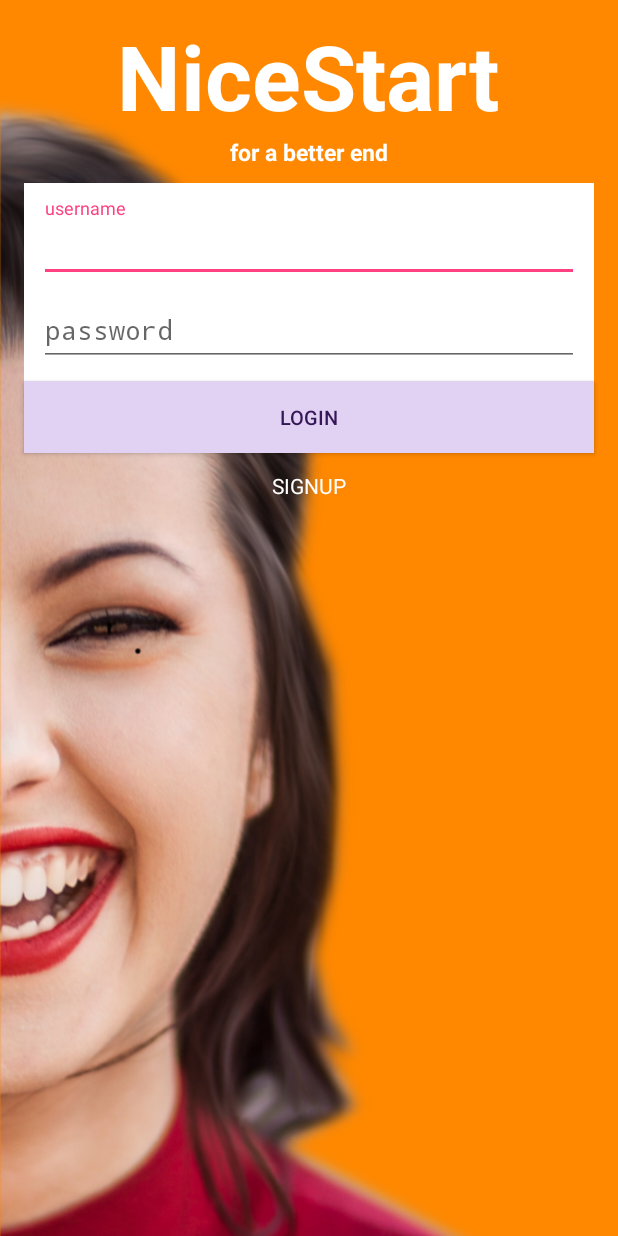
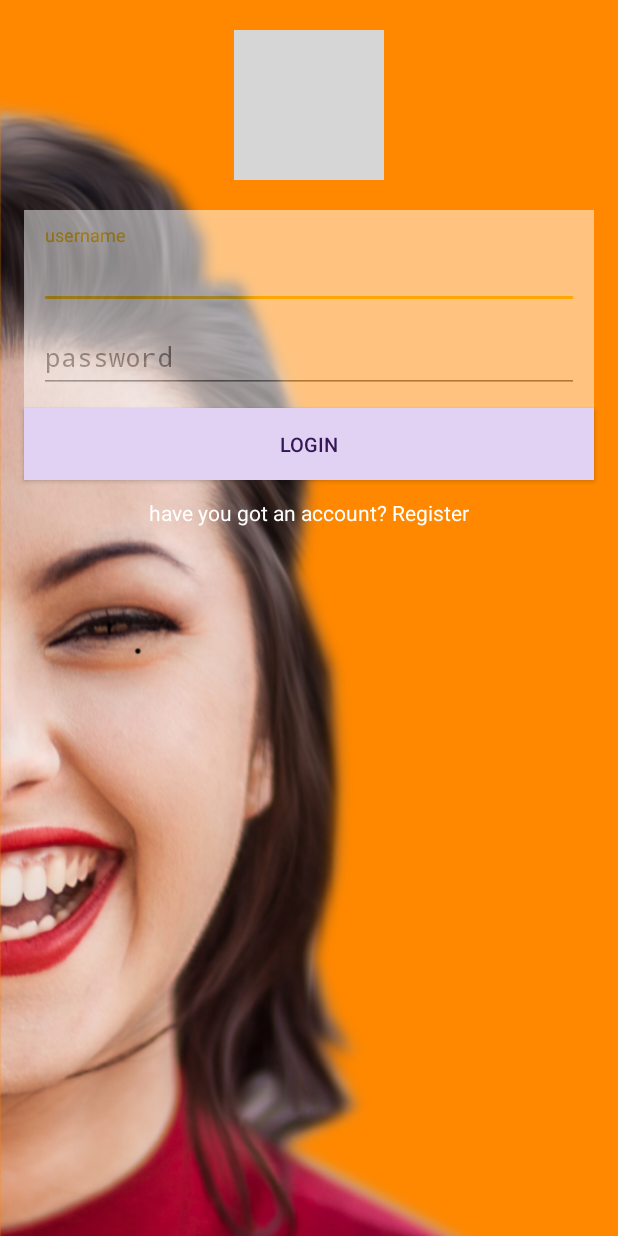
Before and after one commit to KoltX/NiceStart, an Android app: the screen it shows after launch (LoginActivity), on a phone screen of 412 x 824 dp. Run offline under Robolectric (Android 15) with nearby library versions, the phone set to English and light mode, and no system bars; grey boxes are pictures that could not be loaded.

Commit message:
plus logo and fitting

```diff
--- a/app/build.gradle
+++ b/app/build.gradle
@@ -4,7 +4,7 @@ android {
     compileSdkVersion 27
     defaultConfig {
         applicationId "com.ramiro.ernesto.nicestart"
-        minSdkVersion 19
+        minSdkVersion 21
         targetSdkVersion 27
         versionCode 1
         versionName "1.0"
--- a/app/src/main/java/com/ramiro/ernesto/nicestart/SplashScreen.java
+++ b/app/src/main/java/com/ramiro/ernesto/nicestart/SplashScreen.java
@@ -3,8 +3,10 @@ package com.ramiro.ernesto.nicestart;
 import android.app.Activity;
 import android.content.Intent;
 import android.graphics.Typeface;
+import android.os.Build;
 import android.os.Bundle;
 import android.os.Handler;
+import android.support.annotation.RequiresApi;
 import android.view.animation.Animation;
 import android.view.animation.AnimationUtils;
 import android.widget.ImageView;
@@ -16,6 +18,7 @@ import android.widget.TextView;
  */
 
 public class SplashScreen extends Activity {
+    @RequiresApi(api = Build.VERSION_CODES.O)
     @Override
     protected void onCreate(Bundle savedInstanceState) {
         super.onCreate(savedInstanceState);
@@ -25,9 +28,12 @@ public class SplashScreen extends Activity {
         TextView mySubtitle = (TextView)findViewById(R.id.textView4);
         ImageView myImage = (ImageView)findViewById(R.id.imageView);
 
-        // sets a Pretty Custom Font
-        Typeface myFont = Typeface.createFromAsset(getAssets(), "bromello.otf");
-        myTitle.setTypeface(myFont);
+//        // sets a Pretty Custom Font
+//        Typeface myFont = Typeface.createFromAsset(getAssets(), "bromello.otf");
+//        myTitle.setTypeface(myFont);
+
+        Typeface typeface = getResources().getFont(R.font.bromello);
+        myTitle.setTypeface(typeface);
 
         //implements and starts animation
         Animation myanim = AnimationUtils.loadAnimation(this, R.anim.shake);
--- a/app/src/main/res/layout/activity_login.xml
+++ b/app/src/main/res/layout/activity_login.xml
@@ -20,33 +20,35 @@
 
 
 
-    <!--<ImageView-->
-        <!--android:layout_width="100dp"-->
-        <!--android:layout_height="100dp"-->
-        <!--android:src="@drawable/ic_tent"-->
-        <!--android:layout_alignParentTop="true"-->
-        <!--android:layout_centerHorizontal="true"-->
-        <!--android:layout_marginTop="50dp"-->
-        <!--android:id="@+id/imageView" />-->
+    <ImageView
+        android:src="@drawable/ic_tent"
+        android:id="@+id/imageView"
+        android:layout_height="100dp"
+        android:layout_centerHorizontal="true"
+        android:layout_width="100dp"
+        android:layout_alignParentTop="true"
+        android:layout_marginTop="20dp" />
 
-    <TextView
-        android:id="@+id/title"
-        style="@style/AuthTitle"
-        android:layout_marginTop="10dp" />
+    <!--<TextView-->
+        <!--android:id="@+id/title"-->
+        <!--style="@style/AuthTitle"-->
+        <!--android:layout_marginTop="10dp" />-->
 
-    <TextView
-        android:id="@+id/subtitle"
-        style="@style/AuthTitle"
-        android:textSize="15sp"
-        android:layout_below="@id/title"
-        android:text="@string/slogan"
-        android:layout_alignParentTop="false"
-        android:layout_marginTop="0dp" />
+    <!--<TextView-->
+        <!--android:id="@+id/subtitle"-->
+        <!--style="@style/AuthTitle"-->
+        <!--android:textSize="15sp"-->
+        <!--android:layout_below="@id/title"-->
+        <!--android:text="@string/slogan"-->
+        <!--android:layout_alignParentTop="false"-->
+        <!--android:layout_marginTop="0dp" />-->
 
     <LinearLayout
         android:id="@+id/keysLayout"
         style="@style/AuthFieldContainer"
-        android:layout_marginTop="10dp">
+        android:layout_marginTop="20dp"
+        android:layout_below="@id/imageView"
+        android:alpha="0.5">
 
         <android.support.design.widget.TextInputLayout
             android:layout_width="match_parent"
--- a/app/src/main/res/values/colors.xml
+++ b/app/src/main/res/values/colors.xml
@@ -2,7 +2,7 @@
 <resources>
     <color name="colorPrimary">#3F51B5</color>
     <color name="colorPrimaryDark">#303F9F</color>
-    <color name="colorAccent">#FF4081</color>
+    <color name="colorAccent">#FFC700</color>
 
 
     <color name="primary_dark">#5D4037</color>
--- a/app/src/main/res/values/strings.xml
+++ b/app/src/main/res/values/strings.xml
@@ -6,7 +6,7 @@
     <string name="prompt_email">Email</string>
     <string name="prompt_password">Password (optional)</string>
     <string name="action_sign_in">Sign in or register</string>
-    <string name="action_sign_in_short">Sign in</string>
+    <string name="action_sign_in_short">Sign in or register</string>
     <string name="error_invalid_email">This email address is invalid</string>
     <string name="error_invalid_password">This password is too short</string>
     <string name="error_incorrect_password">This password is incorrect</string>
@@ -20,7 +20,7 @@
     <string name="subtitle_string">better end</string>
     <string name="username_hint">username</string>
     <string name="LoginButton_text">LOGIN</string>
-    <string name="signup_text">SIGNUP</string>
+    <string name="signup_text">have you got an account? Register</string>
     <string name="password_hint">password</string>
     <string name="email_hint">email</string>
     <string name="signup_button_label">email</string>
```
Also changed, not shown: app/src/main/res/drawable/anim_vector.xml (added, +100 -0 lines), app/src/main/res/layout/activity_signup.xml (+24 -13 lines), app/src/main/res/font/bromello.otf (added).
